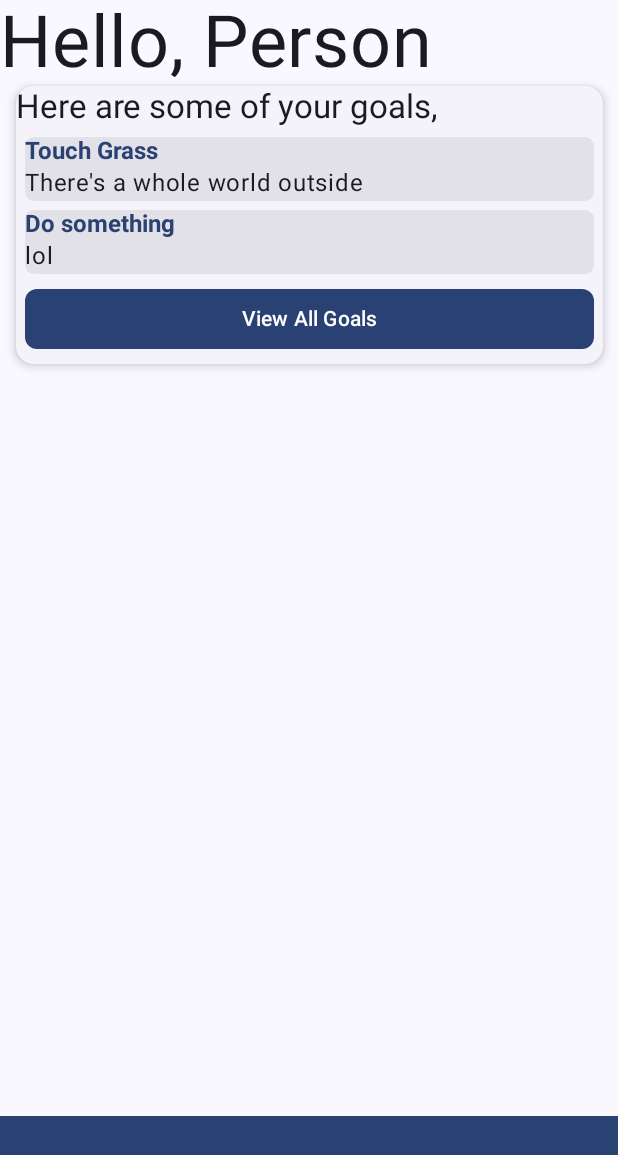
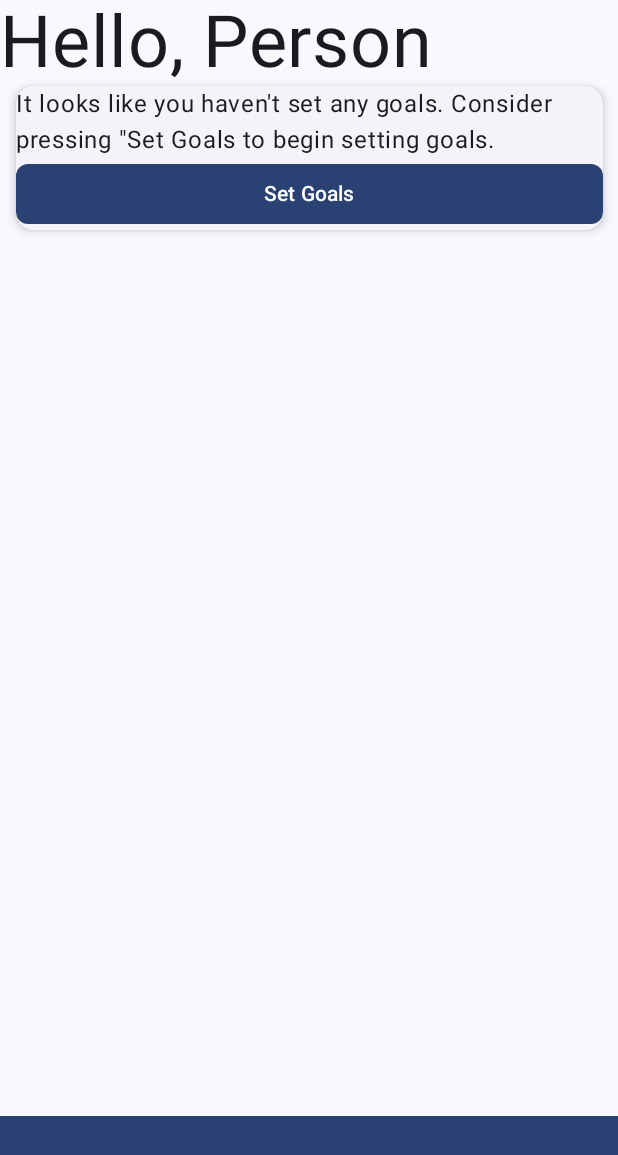
Before and after one commit to aasmart/Goalpost, an Android app built with Jetpack Compose: the screen it shows after launch (MainActivity), on a phone screen of 412 x 824 dp. Shown: the top 1155 px of the screen. Run offline under Robolectric (Android 15) with nearby library versions, the phone set to English and light mode, and no system bars.

Commit message:
* If the user has no goals, the card will now suggest goals to add

```diff
--- a/app/src/main/java/io/aasmart/goalpost/src/GoalpostApp.kt
+++ b/app/src/main/java/io/aasmart/goalpost/src/GoalpostApp.kt
@@ -85,10 +85,7 @@ fun GoalpostApp(appViewModel: GoalpostViewModel = viewModel()) {
         Column(modifier = Modifier.padding(it)) {
             Greeting()
             GoalsSnippetCard(
-                listOf(
-                    Goal("Do something", "lol", GoalTimePeriod("", 100)),
-                    Goal("Touch Grass", "There's a whole world outside", GoalTimePeriod("", 100))
-                ).toTypedArray()
+                emptyArray()
             )
         }
     }
@@ -104,6 +101,7 @@ fun GoalCard(goal: Goal) {
     Column(modifier = Modifier
         .background(Color.Black.copy(alpha = 0.075F), RoundedCornerShape(6.dp))
         .fillMaxWidth()
+        .padding(2.dp)
     ) {
         Text(
             text = goal.title,
@@ -137,6 +135,27 @@ fun GoalsSnippetCard(
                 .fillMaxWidth(.95f),
             elevation = CardDefaults.cardElevation(defaultElevation = 4.dp)
         ) {
+            if(selectedGoals.isEmpty()) {
+                Text("It looks like you haven't set any goals. Consider " +
+                        "pressing \"${stringResource(id = R.string.set_goals)} to begin " +
+                        "setting goals.")
+
+                TextButton(
+                    modifier = Modifier
+                        .fillMaxWidth(),
+                    colors = ButtonDefaults.textButtonColors(
+                        containerColor = MaterialTheme.colorScheme.primary,
+                        contentColor = MaterialTheme.colorScheme.onPrimary
+                    ),
+                    shape = MaterialTheme.shapes.small,
+                    onClick = { /*TODO*/ }
+                ) {
+                    Text(text = stringResource(R.string.set_goals))
+                }
+
+                return@ElevatedCard
+            }
+
             Text(
                 text = stringResource(id = R.string.current_goal_snippet),
                 color = MaterialTheme.colorScheme.onBackground,
--- a/app/src/main/res/values/strings.xml
+++ b/app/src/main/res/values/strings.xml
@@ -4,4 +4,5 @@
     <string name="view_goals">View All Goals</string>
     <string name="current_goal_snippet">Here are some of your goals,</string>
     <string name="salutation">Hello</string>
+    <string name="set_goals">Set Goals</string>
 </resources>
```
